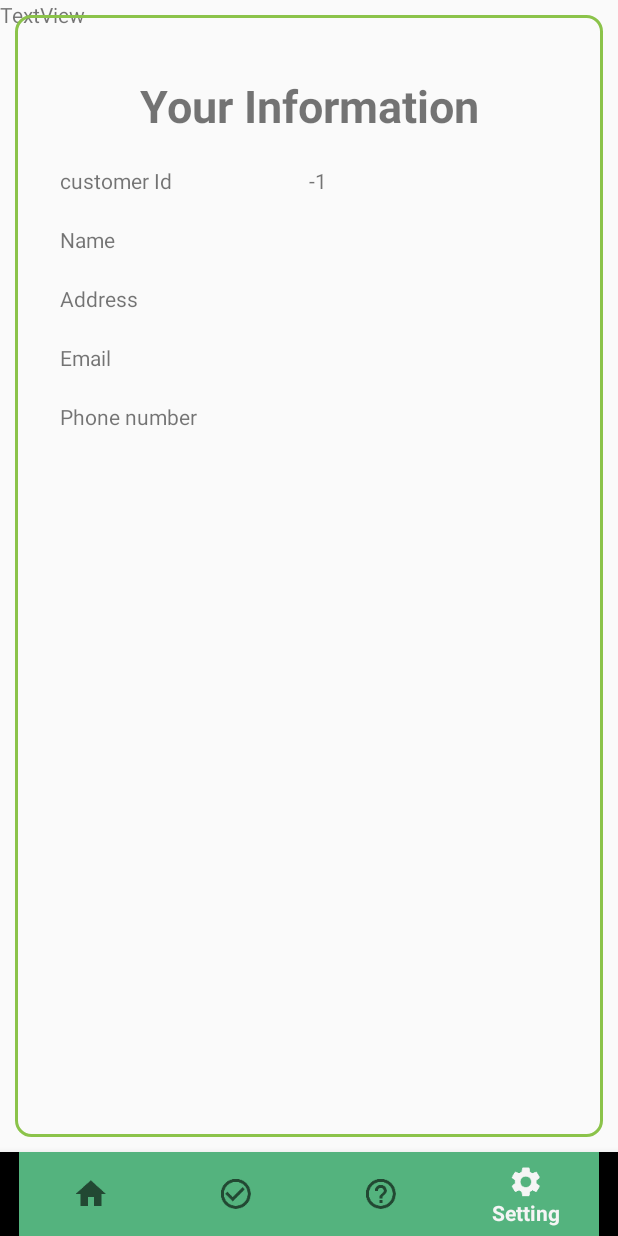
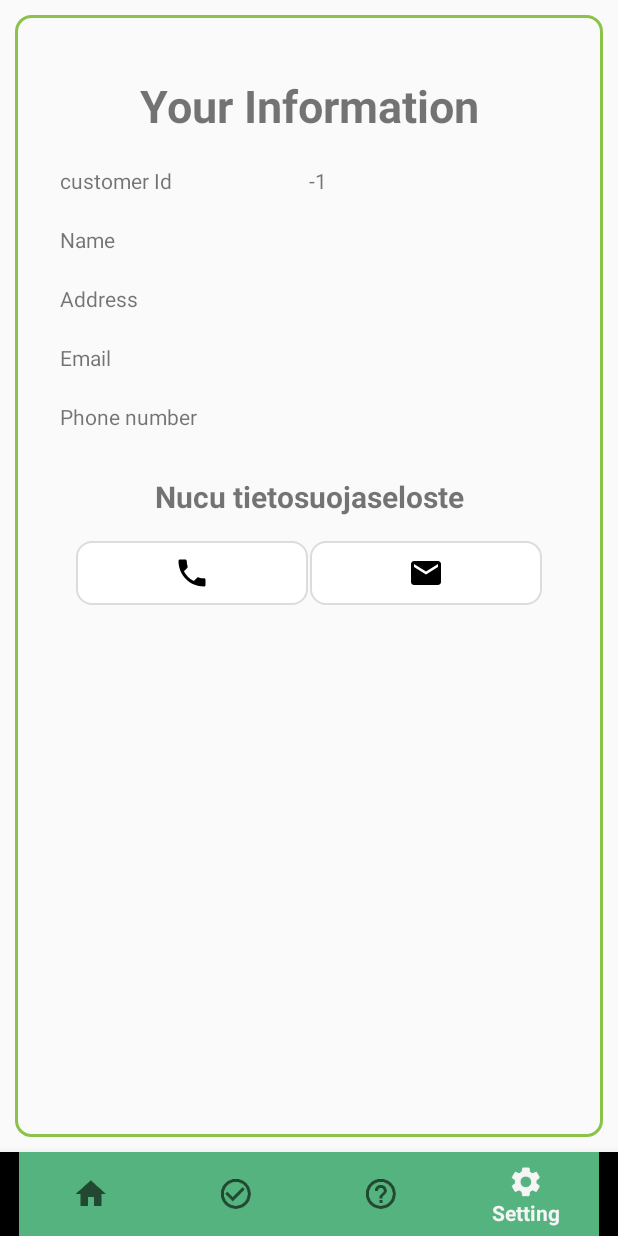
Before and after one commit to srang03/NucuProject01, an Android app: the MainActivity screen opened directly, with no data from a screen before it, item 4 of the bottom bar chosen, on a phone screen of 412 x 824 dp. Run offline under Robolectric (Android 15) with nearby library versions, the phone set to English and light mode, and no system bars; libraries missing offline, so code that uses them is left out: com.google.zxing.integration.

```diff
--- a/app/src/main/java/com/fi/nucu/project1/MainActivity.kt
+++ b/app/src/main/java/com/fi/nucu/project1/MainActivity.kt
@@ -1,5 +1,6 @@
 package com.fi.nucu.project1
 
+import android.app.Activity
 import android.content.Intent
 import android.os.Bundle
 import android.util.Log
@@ -31,7 +32,7 @@ class MainActivity : AppCompatActivity() {
         println("${Customer.customerName}")
         println("${Customer.customerEmail}")
 
-        Toast.makeText(this,"${Customer.customerId}",Toast.LENGTH_LONG).show()
+        Toast.makeText(this,"Welcome to Nucu Service",Toast.LENGTH_LONG).show()
 
         val bottomNavigation: BottomNavigationView = btm_nav
 
@@ -91,23 +92,21 @@ class MainActivity : AppCompatActivity() {
 
         }
     }
+    override fun onActivityResult(requestCode: Int, resultCode: Int, data: Intent?) {
+        if (resultCode == Activity.RESULT_OK) {
+            val result = IntentIntegrator.parseActivityResult(requestCode, resultCode, data)
+            if (result != null) {
+                if (result.contents == null) {
+                    Toast.makeText(this, "Cancelled", Toast.LENGTH_LONG).show()
+                } else {
+                    Toast.makeText(this, "Scanned: " + result.contents, Toast.LENGTH_LONG).show()
+                    Customer.scanQRcode = result.contents.toString()
+                    scanResultTextView.setText(result.contents)
 
-    override fun onActivityResult(requestCode: Int, resultCode: Int, data: Intent?) {
-        super.onActivityResult(requestCode, resultCode, data)
-        val result = IntentIntegrator.parseActivityResult(requestCode, resultCode, data)
-
-        if (result != null){
-            if(result.contents == null){ //the result data is null or empty then
-                Toast.makeText(this, "The data is empty", Toast.LENGTH_SHORT).show()
+                }
             } else {
-
-//                Customer.scanQRcode = result.contents.toString()
-                supportFragment.scanResultTextView.setText(result.contents.toString())
-                Toast.makeText(this, "Successful", Toast.LENGTH_SHORT).show()
+                super.onActivityResult(requestCode, resultCode, data)
             }
-
-        } else{ // the camera will not close if the result is still null
-            super.onActivityResult(requestCode, resultCode, data)
         }
     }
 
--- /dev/null
+++ b/app/src/main/res/drawable/ic_email.xml
@@ -0,0 +1,9 @@
+<vector xmlns:android="http://schemas.android.com/apk/res/android"
+        android:width="24dp"
+        android:height="24dp"
+        android:viewportWidth="24.0"
+        android:viewportHeight="24.0">
+    <path
+        android:fillColor="#FF000000"
+        android:pathData="M20,4L4,4c-1.1,0 -1.99,0.9 -1.99,2L2,18c0,1.1 0.9,2 2,2h16c1.1,0 2,-0.9 2,-2L22,6c0,-1.1 -0.9,-2 -2,-2zM20,8l-8,5 -8,-5L4,6l8,5 8,-5v2z"/>
+</vector>
--- /dev/null
+++ b/app/src/main/res/drawable/ic_phone.xml
@@ -0,0 +1,9 @@
+<vector xmlns:android="http://schemas.android.com/apk/res/android"
+        android:width="24dp"
+        android:height="24dp"
+        android:viewportWidth="24.0"
+        android:viewportHeight="24.0">
+    <path
+        android:fillColor="#FF000000"
+        android:pathData="M6.62,10.79c1.44,2.83 3.76,5.14 6.59,6.59l2.2,-2.2c0.27,-0.27 0.67,-0.36 1.02,-0.24 1.12,0.37 2.33,0.57 3.57,0.57 0.55,0 1,0.45 1,1V20c0,0.55 -0.45,1 -1,1 -9.39,0 -17,-7.61 -17,-17 0,-0.55 0.45,-1 1,-1h3.5c0.55,0 1,0.45 1,1 0,1.25 0.2,2.45 0.57,3.57 0.11,0.35 0.03,0.74 -0.25,1.02l-2.2,2.2z"/>
+</vector>
--- a/app/src/main/res/layout/activity_main.xml
+++ b/app/src/main/res/layout/activity_main.xml
@@ -7,11 +7,7 @@
     tools:context=".MainActivity">
 
 
-    <TextView
-        android:id="@+id/resultTextView"
-        android:layout_width="wrap_content"
-        android:layout_height="wrap_content"
-        android:text="TextView" />
+
 
     <FrameLayout
         android:layout_width="match_parent"
--- a/app/src/main/res/layout/fragment_setting.xml
+++ b/app/src/main/res/layout/fragment_setting.xml
@@ -172,6 +172,39 @@
                     android:text="" />
 
             </LinearLayout>
+        <TextView
+        android:layout_width="match_parent"
+        android:layout_height="wrap_content"
+            android:gravity="center"
+        android:text="Nucu tietosuojaseloste"
+            android:layout_marginTop="20dp"
+            android:textSize="20sp"
+            android:textStyle="bold"/>
+            <LinearLayout
+                android:layout_width="match_parent"
+                android:layout_height="wrap_content"
+                android:layout_marginTop="5dp"
+                android:padding="10dp"
+                android:orientation="horizontal">
+                <ImageView
+                    android:padding="10dp"
+                    android:id="@+id/phoneCall"
+                    android:background="@drawable/border_layout"
+                    android:layout_gravity="center"
+                    android:layout_width="match_parent"
+                    android:layout_height="wrap_content"
+                    android:layout_weight="5"
+                    android:src="@drawable/ic_phone"/>
+                <ImageView
+                    android:padding="10dp"
+                    android:id="@+id/messageSend"
+                    android:background="@drawable/border_layout"
+                    android:layout_width="match_parent"
+                    android:layout_height="wrap_content"
+                    android:layout_weight="5"
+                    android:src="@drawable/ic_email"/>
+
+            </LinearLayout>
 
         </LinearLayout>
 
--- a/app/src/main/res/layout/fragment_support.xml
+++ b/app/src/main/res/layout/fragment_support.xml
@@ -81,6 +81,7 @@
                         android:layout_height="20dp"
                         android:background="@drawable/qrcamera_ic" />
                 </LinearLayout>
+
                 <TextView
                     android:paddingRight="10dp"
                     android:paddingLeft="10dp"
```
Also changed, not shown: app/src/main/AndroidManifest.xml (+5 -5 lines), app/src/main/java/com/fi/nucu/project1/FeedbackFragment.kt (+74 -60 lines), app/src/main/java/com/fi/nucu/project1/SettingFragment.kt (+32 -1 lines), app/src/main/java/com/fi/nucu/project1/StartActivity.kt (+30 -10 lines), app/src/main/java/com/fi/nucu/project1/SupportFragment.kt (+31 -36 lines), app/src/main/res/layout/activity_start.xml (+1 -6 lines), app/src/main/res/drawable-v24/icon.png (added).
